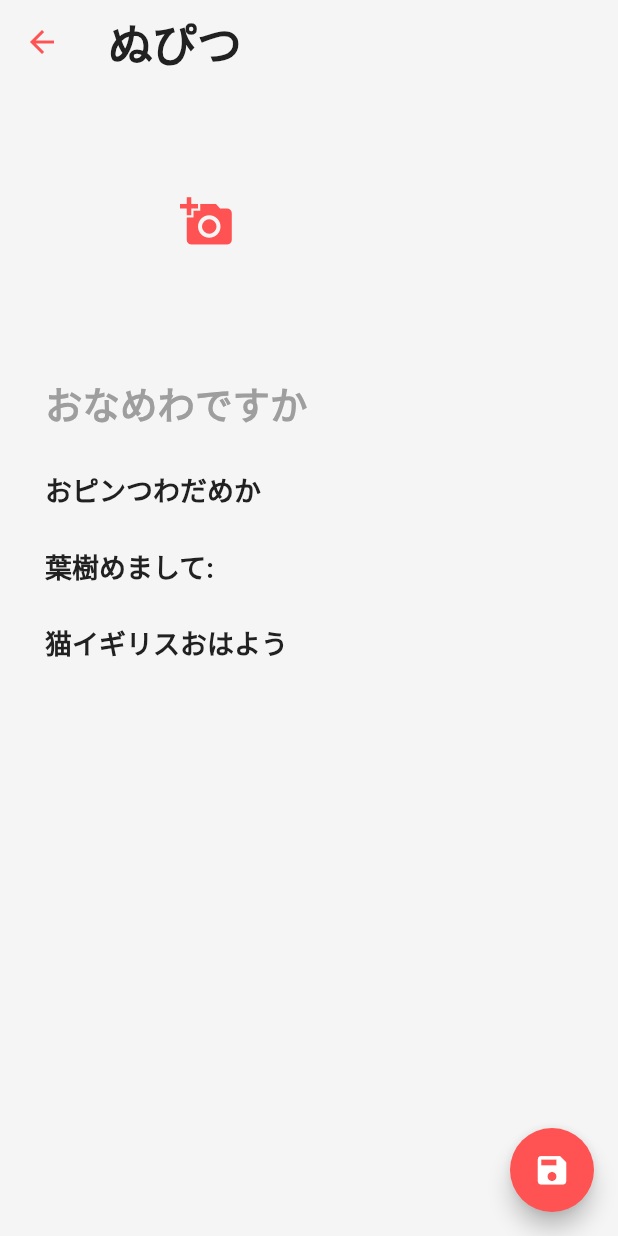
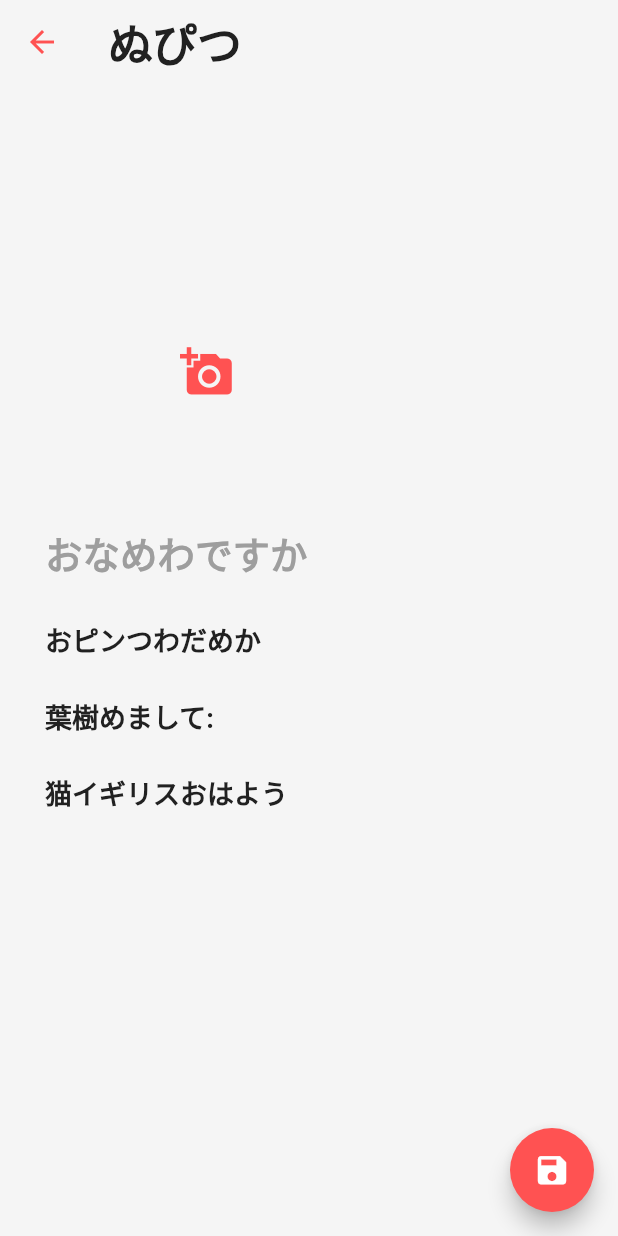
Before and after one commit to APITEC/osiris, a Flutter app: the Pieces screen opened directly, after a tap on the "add" icon, on a phone screen of 412 x 824 dp. Run offline on Flutter 3.47's test engine with Material 2 defaults, Android fonts, the phone set to English and light mode, and no system bars; network calls fail; statements that could not run were skipped.

```diff
--- a/lib/home.dart
+++ b/lib/home.dart
@@ -1,4 +1,8 @@
 import 'package:flutter/material.dart';
+import 'package:provider/provider.dart';
+
+// Models
+import 'user.dart';
 
 //Routes
 import 'piece.dart';
@@ -99,9 +103,19 @@ class _PiecesState extends State<Pieces> {
             )
           : EmptyState(),
       floatingActionButton: FloatingActionButton(
-        onPressed: () {
-          Navigator.push(
+        onPressed: () async {
+          Provider.of<UserData>(context, listen: false).setUser({
+            'id': 10,
+            'email': 'monica@gmail.com',
+            'first_name': 'Monica',
+            'last_name': 'Garcia',
+            'image': null,
+            'government_id': '3746782364782346',
+            'stamp': '1bc2783cn482b64n71cb6347n1cb'
+          });
+          await Navigator.push(
               context, MaterialPageRoute(builder: (context) => Piece()));
+          setState(() {});
         },
         backgroundColor: Colors.redAccent,
         child: Icon(
--- a/lib/piece.dart
+++ b/lib/piece.dart
@@ -11,6 +11,8 @@ class _PieceState extends State<Piece> {
   TextEditingController description = TextEditingController();
   TextEditingController price = TextEditingController();
 
+  bool image = false;
+
   @override
   Widget build(BuildContext context) {
     return Scaffold(
@@ -18,7 +20,7 @@ class _PieceState extends State<Piece> {
       body: CustomScrollView(
         slivers: <Widget>[
           SliverAppBar(
-            expandedHeight: 200,
+            expandedHeight: 300,
             backgroundColor: Colors.transparent,
             iconTheme: IconThemeData(color: Colors.redAccent),
             title: Text(
@@ -31,16 +33,32 @@ class _PieceState extends State<Piece> {
             ),
             centerTitle: false,
             flexibleSpace: FlexibleSpaceBar(
-              title: Padding(
+              title: !image
+                  ? Padding(
                       padding: const EdgeInsets.symmetric(horizontal: 20.0),
                       child: IconButton(
-                  onPressed: () {},
+                        onPressed: () {
+                          setState(() {
+                            image = !image;
+                          });
+                        },
                         icon: Icon(
                           Icons.add_a_photo,
                           color: Colors.redAccent,
                         ),
                       ),
+                    )
+                  : Container(),
+              background: image
+                  ? ClipRRect(
+                      borderRadius:
+                          BorderRadius.vertical(bottom: Radius.circular(20)),
+                      child: Image.network(
+                        'https://picsum.photos/seed/bla/400/300',
+                        fit: BoxFit.cover,
                       ),
+                    )
+                  : Container(),
             ),
           ),
           SliverPadding(
--- a/lib/splash.dart
+++ b/lib/splash.dart
@@ -2,7 +2,7 @@ import 'package:flutter/material.dart';
 import 'dart:math';
 
 // Routes
-import 'home.dart';
+import 'access.dart';
 
 class SplashScreen extends StatefulWidget {
   @override
@@ -14,7 +14,7 @@ class _SplashScreenState extends State<SplashScreen> {
   void initState() {
     Future.delayed(Duration(seconds: 3), () {
       Navigator.pushReplacement(
-          context, MaterialPageRoute(builder: (context) => Pieces()));
+          context, MaterialPageRoute(builder: (context) => Access()));
     });
     super.initState();
   }
--- /dev/null
+++ b/lib/user.dart
@@ -0,0 +1,14 @@
+import 'package:flutter/foundation.dart';
+
+class UserData extends ChangeNotifier {
+  Map user = Map();
+
+  void setUser(Map user) {
+    this.user = user;
+    print('User set successfuly.');
+  }
+
+  Map getUser() {
+    return this.user;
+  }
+}
--- a/pubspec.yaml
+++ b/pubspec.yaml
@@ -29,6 +29,8 @@ dependencies:
   # Use with the CupertinoIcons class for iOS style icons.
   cupertino_icons: ^0.1.3
   flutter_staggered_grid_view: ^0.3.0
+  http: ^0.12.0+4
+  provider: ^4.3.1
 
 dev_dependencies:
   flutter_test:
```
Also changed, not shown: lib/access.dart (added, +264 -0 lines), lib/main.dart (+13 -6 lines), pubspec.lock. Lines whose indentation alone changed are shown as unchanged.
